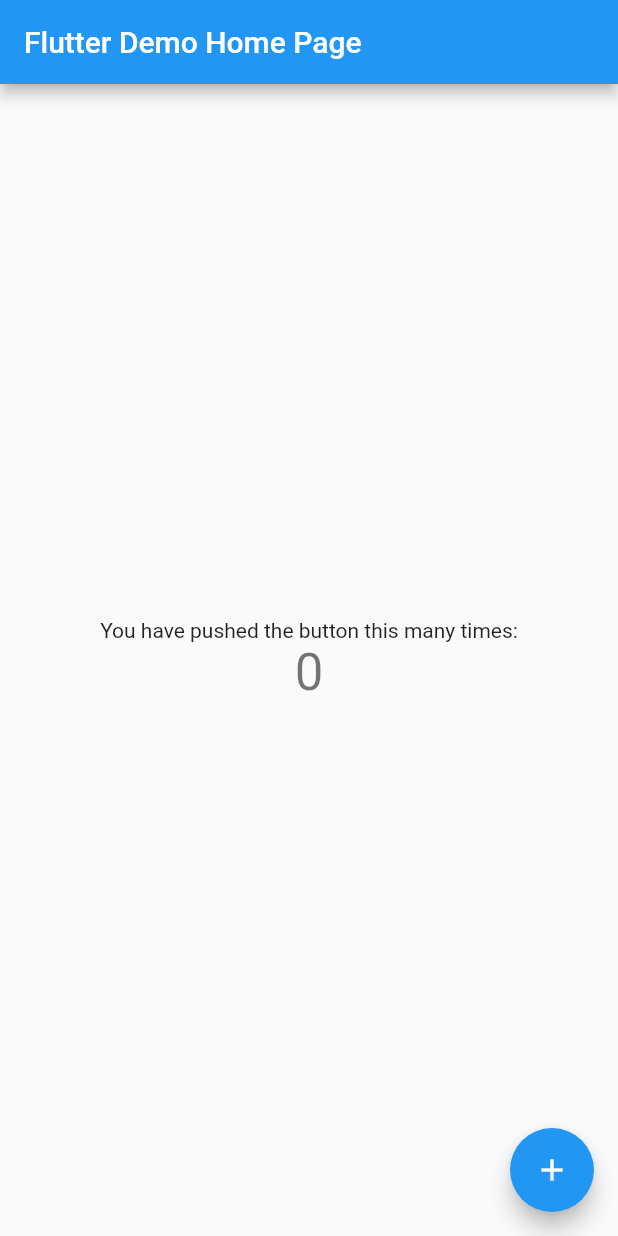
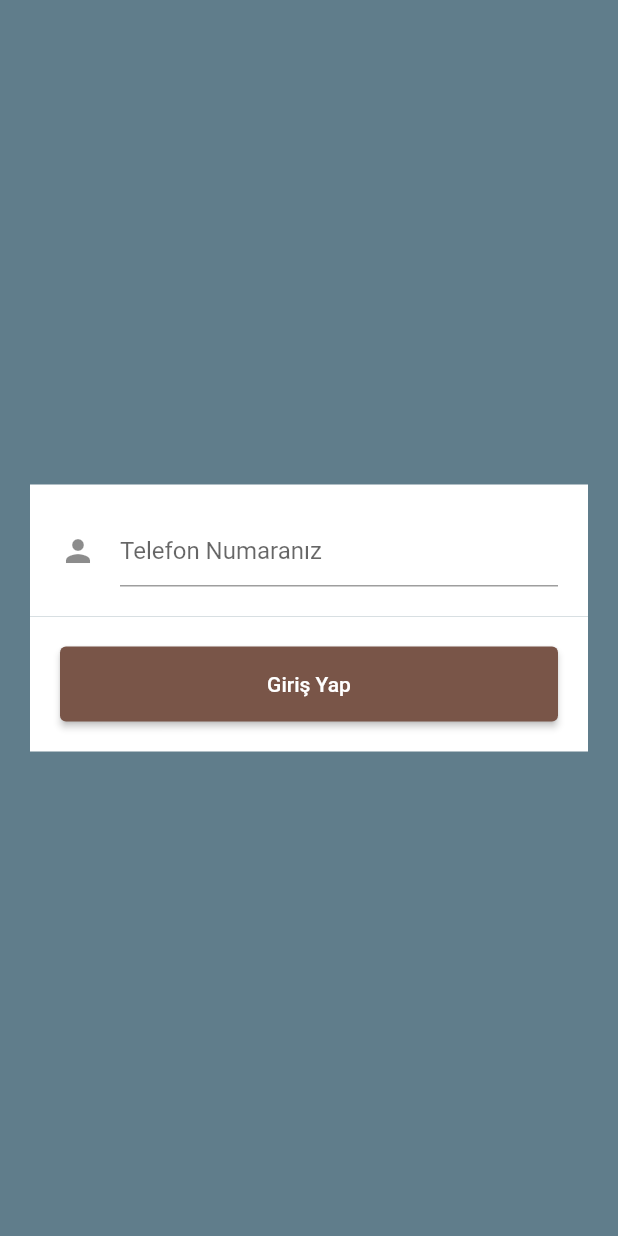
Before and after one commit to fahricandurucan/kolaycaTeslimat, a Flutter app: the screen it shows after launch, on a phone screen of 412 x 824 dp. Run offline on Flutter 3.47's test engine with Material 2 defaults, Android fonts, the phone set to English and light mode, and no system bars.

Commit message:
sayfalar oluşturuldu tasarımları yapıldı

```diff
--- a/lib/main.dart
+++ b/lib/main.dart
@@ -1,4 +1,12 @@
 import 'package:flutter/material.dart';
+import 'package:kolayca_teslimat/models/package_model.dart';
+import 'package:kolayca_teslimat/pages/home_page.dart';
+import 'package:kolayca_teslimat/pages/package_page.dart';
+import 'package:kolayca_teslimat/pages/splash_page.dart';
+import 'package:kolayca_teslimat/pages/waiting_packages.dart';
+// import 'package:kolaycateslimat/pages/home_page.dart';
+// import 'package:kolaycateslimat/pages/login_page.dart';
+// import 'package:kolaycateslimat/pages/waiting_packages_page.dart';
 
 void main() {
   runApp(const MyApp());
@@ -12,60 +20,9 @@ class MyApp extends StatelessWidget {
     return MaterialApp(
       title: 'Flutter Demo',
       theme: ThemeData(
-
-        primarySwatch: Colors.blue,
+        primarySwatch: Colors.brown,
       ),
-      home: const MyHomePage(title: 'Flutter Demo Home Page'),
+      home: SplashPage()
     );
   }
 }
-
-class MyHomePage extends StatefulWidget {
-  const MyHomePage({super.key, required this.title});
-
-  final String title;
-
-  @override
-  State<MyHomePage> createState() => _MyHomePageState();
-}
-
-class _MyHomePageState extends State<MyHomePage> {
-  int _counter = 0;
-
-  void _incrementCounter() {
-    setState(() {
-      _counter++;
-    });
-  }
-
-  @override
-  Widget build(BuildContext context) {
-
-    return Scaffold(
-      appBar: AppBar(
-
-        title: Text(widget.title),
-      ),
-      body: Center(
-
-        child: Column(
-          mainAxisAlignment: MainAxisAlignment.center,
-          children: <Widget>[
-            const Text(
-              'You have pushed the button this many times:',
-            ),
-            Text(
-              '$_counter',
-              style: Theme.of(context).textTheme.headlineMedium,
-            ),
-          ],
-        ),
-      ),
-      floatingActionButton: FloatingActionButton(
-        onPressed: _incrementCounter,
-        tooltip: 'Increment',
-        child: const Icon(Icons.add),
-      ), // This trailing comma makes auto-formatting nicer for build methods.
-    );
-  }
-}
--- /dev/null
+++ b/lib/pages/login_page.dart
@@ -0,0 +1,116 @@
+import 'package:flutter/material.dart';
+import 'package:kolayca_teslimat/pages/home_page.dart';
+
+class LoginPage extends StatefulWidget {
+  @override
+  State<StatefulWidget> createState() => new _LoginPageState();
+}
+
+class _LoginPageState extends State<LoginPage> {
+  final TextEditingController _phoneNumberController = new TextEditingController();
+
+  bool loginIsStarted = false;
+
+  void attemptLogin() {
+    if (_phoneNumberController.text.isEmpty) {
+      ScaffoldMessenger.of(context).showSnackBar(
+        SnackBar(
+          content: Text('Lütfen telefon numaranızı giriniz.'),
+        ),
+      );
+    } else {
+      startFakeRequest();
+    }
+  }
+
+  void startFakeRequest() {
+    setState(() {
+      loginIsStarted = true;
+    });
+
+    Future.delayed(Duration(seconds: 2), () {
+      setState(() {
+        loginIsStarted = false;
+      });
+
+      if (_phoneNumberController.text == '123456') {
+        Navigator.pushReplacement(context, MaterialPageRoute(builder: (context) => MyHomePage()));
+      } else {
+        ScaffoldMessenger.of(context).showSnackBar(
+          SnackBar(
+            content: Text('Bilgileriniz Hatali.'),
+          ),
+        );
+      }
+    });
+  }
+
+  @override
+  Widget build(BuildContext context) {
+    return new Scaffold(
+      backgroundColor: Colors.blueGrey,
+      body: buildBody(),
+    );
+  }
+
+  Widget buildBody() {
+    return Center(
+      child: Column(
+        crossAxisAlignment: CrossAxisAlignment.center,
+        mainAxisAlignment: MainAxisAlignment.center,
+        children: [
+          buildPhoneNumber(),
+          //
+          buildLoginButton()
+        ],
+      ),
+    );
+  }
+
+  Widget buildLoginButton() {
+    return Container(
+      margin: EdgeInsets.only(left: 20, right: 20),
+      padding: EdgeInsets.all(20),
+      width: double.infinity,
+      decoration: BoxDecoration(
+        color: Colors.white,
+      ),
+      child: loginIsStarted == true
+          ? SizedBox(
+        width: 50,
+        height: 50,
+        child: SizedBox(
+          width: 50,
+          height: 50,
+          child: CircularProgressIndicator(),
+        ),
+      )
+          : SizedBox(
+        height: 50,
+        child: ElevatedButton(
+          onPressed: () {
+            attemptLogin();
+          },
+          child: Text('Giriş Yap'),
+        ),
+      ),
+    );
+  }
+
+  Widget buildPhoneNumber() {
+    return Container(
+      margin: EdgeInsets.only(left: 20, right: 20),
+      padding: EdgeInsets.all(20),
+      decoration: BoxDecoration(
+        color: Colors.white,
+      ),
+      child: new TextField(
+        controller: _phoneNumberController,
+        decoration: new InputDecoration(
+          hintText: 'Telefon Numaranız',
+          icon: new Icon(Icons.person),
+        ),
+      ),
+    );
+  }
+}
--- /dev/null
+++ b/lib/routes.dart
@@ -0,0 +1,4 @@
+// class Routes{
+//   Routes();
+//   static const String splash =
+// }
```
Also changed, not shown: lib/models/package_model.dart (added, +15 -0 lines), lib/pages/home_page.dart (added, +46 -0 lines), lib/pages/package_page.dart (added, +38 -0 lines), lib/pages/splash_page.dart (added, +34 -0 lines), lib/pages/waiting_packages.dart (added, +161 -0 lines), lib/widgets/my_custom_drawer.dart (added, +49 -0 lines).
